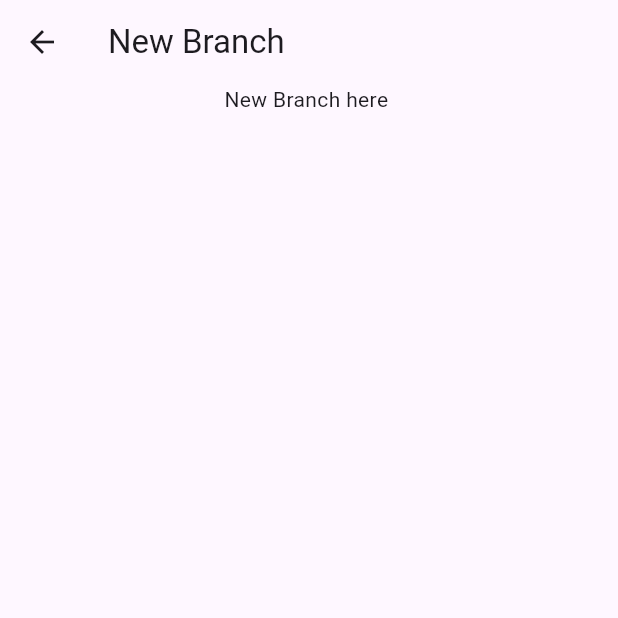
After one commit to Inzaaamam/radio_checkbox, a Flutter app: the NewBranch screen opened directly, on a phone screen of 412 x 824 dp, the top half of it. The commit adds this screen. Run offline on Flutter 3.47's test engine with Material 3 defaults, Android fonts, the phone set to English and light mode, and no system bars; our stand-ins replace bloc, flutter_bloc, reactive_forms; missing offline and left inert: reactive_date_time_picker.

Commit message:
add new branch here for learn how to create the branch and merge the branch here

```diff
--- a/lib/checkbox/checkbox.dart
+++ b/lib/checkbox/checkbox.dart
@@ -1,4 +1,3 @@
-import 'package:flutter/cupertino.dart';
 import 'package:flutter/material.dart';
 
 class CheckboxExample extends StatefulWidget {
--- /dev/null
+++ b/lib/git_branch_work_here/git_newbranch.dart
@@ -0,0 +1,18 @@
+import 'package:flutter/material.dart';
+
+class NewBranch extends StatelessWidget {
+  const NewBranch({super.key});
+
+  @override
+  Widget build(BuildContext context) {
+    return Scaffold(
+      appBar: AppBar(
+        title: const Text("New Branch"),
+      ),
+      body: const Column(
+        crossAxisAlignment: CrossAxisAlignment.center,
+        children: [Center(child: Text(('New Branch here ')))],
+      ),
+    );
+  }
+}
```
Also changed, not shown: lib/data_time_picker/data_time_picker.dart (+10 -2 lines).
